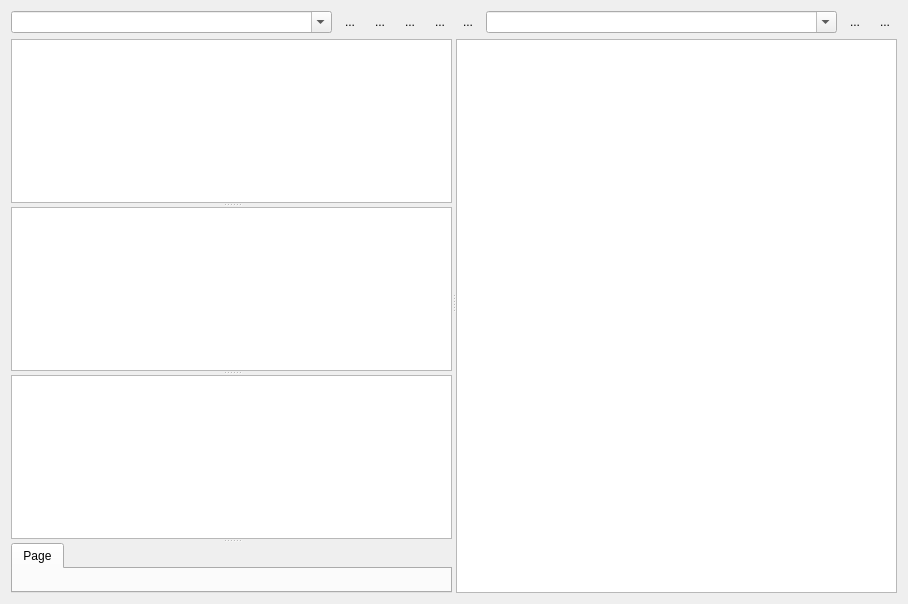
This is ui/PulseProgram.ui in MonroeQuantumNetworks/IonControl as Qt 5 draws it before an edit. The edited form follows.
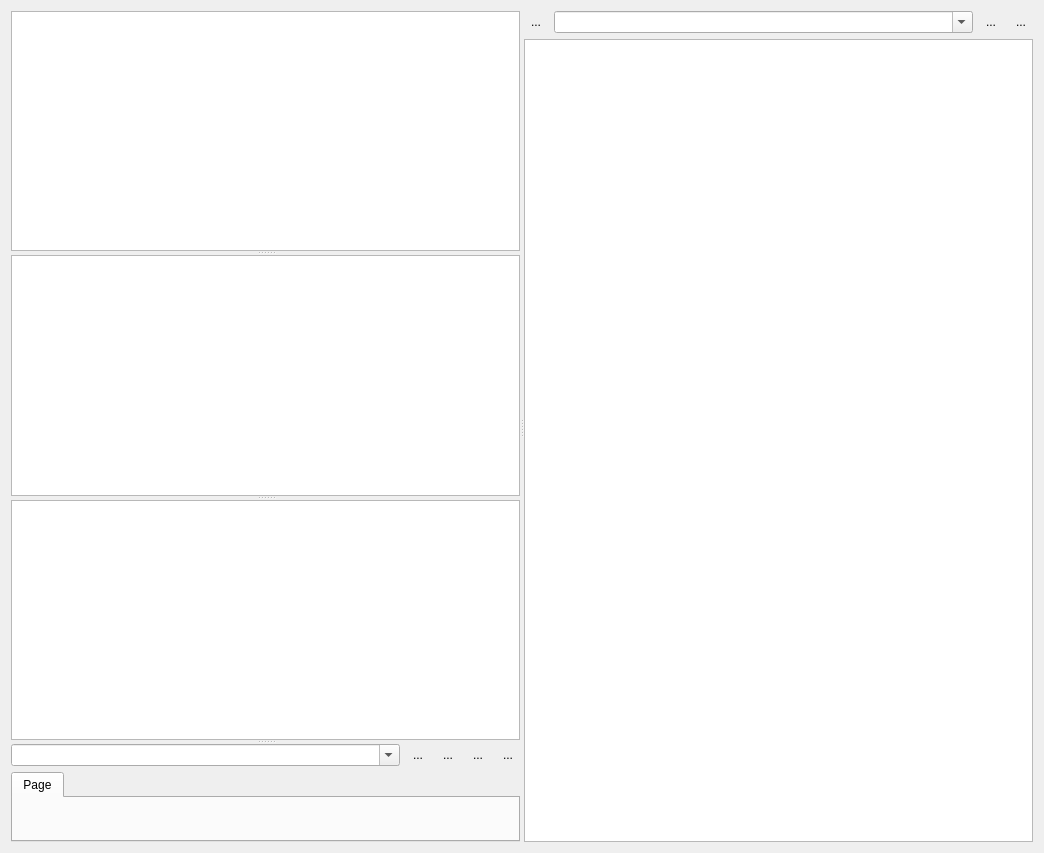
This is the edited form. Icons and pictures are not drawn.

Diff of the .ui file:
```diff
--- a/ui/PulseProgram.ui
+++ b/ui/PulseProgram.ui
@@ -6,8 +6,8 @@
    <rect>
     <x>0</x>
     <y>0</y>
-    <width>908</width>
-    <height>604</height>
+    <width>1044</width>
+    <height>853</height>
    </rect>
   </property>
   <property name="windowTitle">
@@ -23,7 +23,14 @@
      <property name="orientation">
       <enum>Qt::Horizontal</enum>
      </property>
-     <widget class="QWidget" name="layoutWidget">
+     <widget class="QSplitter" name="splitter">
+      <property name="orientation">
+       <enum>Qt::Vertical</enum>
+      </property>
+      <widget class="QTableView" name="shutterTableView"/>
+      <widget class="QTableView" name="triggerTableView"/>
+      <widget class="QTableView" name="counterTableView"/>
+      <widget class="QWidget" name="">
       <layout class="QVBoxLayout" name="verticalLayout">
        <item>
         <layout class="QHBoxLayout" name="horizontalLayout_2">
@@ -102,13 +109,6 @@
         </layout>
        </item>
        <item>
-        <widget class="QSplitter" name="splitterHorizontal">
-         <property name="orientation">
-          <enum>Qt::Vertical</enum>
-         </property>
-         <widget class="QTableView" name="shutterTableView"/>
-         <widget class="QTableView" name="triggerTableView"/>
-         <widget class="QTableView" name="counterTableView"/>
          <widget class="QTabWidget" name="sourceTabs">
           <property name="sizePolicy">
            <sizepolicy hsizetype="MinimumExpanding" vsizetype="MinimumExpanding">
@@ -128,11 +128,11 @@
            </attribute>
           </widget>
          </widget>
-        </widget>
        </item>
       </layout>
      </widget>
-     <widget class="QWidget" name="layoutWidget">
+     </widget>
+     <widget class="QWidget" name="">
       <layout class="QVBoxLayout" name="verticalLayout_2">
        <item>
         <layout class="QHBoxLayout" name="horizontalLayout">
@@ -188,12 +188,7 @@
         </layout>
        </item>
        <item>
-        <widget class="QSplitter" name="GateSequenceSplitter">
-         <property name="orientation">
-          <enum>Qt::Vertical</enum>
-         </property>
          <widget class="QTableView" name="variableView"/>
-        </widget>
        </item>
       </layout>
      </widget>
```
Left out of the diff: 2 changed lines with no effect on the pictures. Lines whose indentation alone changed are shown as unchanged.
